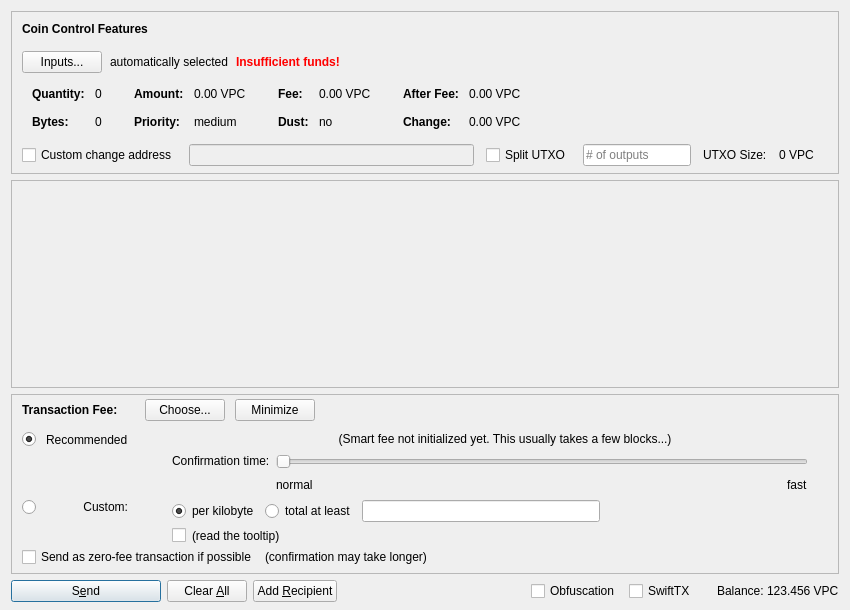
worldmint/valgard, file src/qt/forms/sendcoinsdialog.ui: the form before one commit.
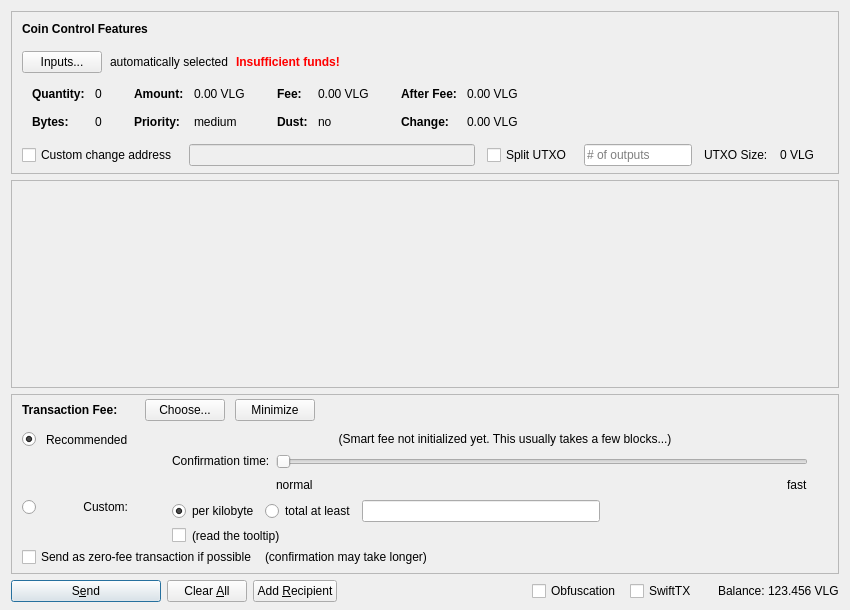
The form after the commit. Icons and pictures are not drawn. Custom widgets are drawn as their Qt base class.

The edit to the form file:
```diff
--- a/src/qt/forms/sendcoinsdialog.ui
+++ b/src/qt/forms/sendcoinsdialog.ui
@@ -324,7 +324,7 @@
                   <enum>Qt::ActionsContextMenu</enum>
                  </property>
                  <property name="text">
-                  <string notr="true">0.00 VPC</string>
+                  <string notr="true">0.00 VLG</string>
                  </property>
                  <property name="textInteractionFlags">
                   <set>Qt::LinksAccessibleByMouse|Qt::TextSelectableByKeyboard|Qt::TextSelectableByMouse</set>
@@ -404,7 +404,7 @@
                   <enum>Qt::ActionsContextMenu</enum>
                  </property>
                  <property name="text">
-                  <string notr="true">0.00 VPC</string>
+                  <string notr="true">0.00 VLG</string>
                  </property>
                  <property name="textInteractionFlags">
                   <set>Qt::LinksAccessibleByMouse|Qt::TextSelectableByKeyboard|Qt::TextSelectableByMouse</set>
@@ -484,7 +484,7 @@
                   <enum>Qt::ActionsContextMenu</enum>
                  </property>
                  <property name="text">
-                  <string notr="true">0.00 VPC</string>
+                  <string notr="true">0.00 VLG</string>
                  </property>
                  <property name="textInteractionFlags">
                   <set>Qt::LinksAccessibleByMouse|Qt::TextSelectableByKeyboard|Qt::TextSelectableByMouse</set>
@@ -513,7 +513,7 @@
                   <enum>Qt::ActionsContextMenu</enum>
                  </property>
                  <property name="text">
-                  <string notr="true">0.00 VPC</string>
+                  <string notr="true">0.00 VLG</string>
                  </property>
                  <property name="textInteractionFlags">
                   <set>Qt::LinksAccessibleByMouse|Qt::TextSelectableByKeyboard|Qt::TextSelectableByMouse</set>
@@ -594,7 +594,7 @@
           <item>
            <widget class="QLabel" name="labelBlockSize">
             <property name="text">
-             <string>0 VPC</string>
+             <string>0 VLG</string>
             </property>
            </widget>
           </item>
@@ -1435,7 +1435,7 @@
           <cursorShape>IBeamCursor</cursorShape>
          </property>
          <property name="text">
-          <string notr="true">123.456 VPC</string>
+          <string notr="true">123.456 VLG</string>
          </property>
          <property name="textInteractionFlags">
           <set>Qt::LinksAccessibleByMouse|Qt::TextSelectableByKeyboard|Qt::TextSelectableByMouse</set>
```
Left out of the diff: 16 changed lines with no effect on the pictures.
